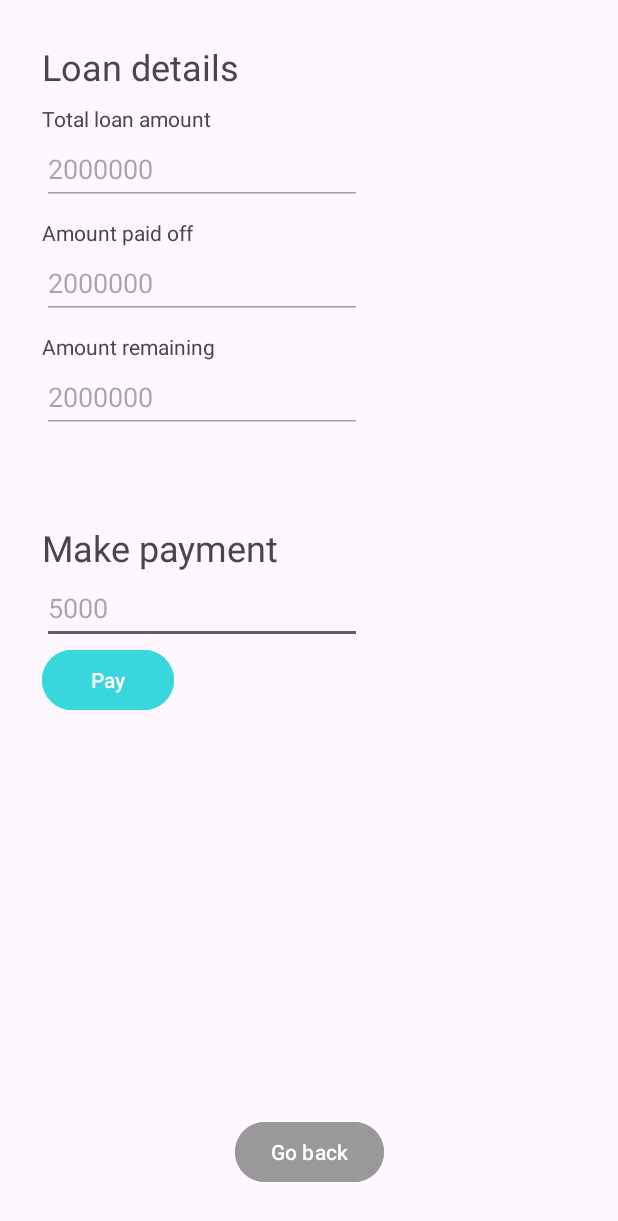
After one commit to gabrielalvmart/asodesunidos, an Android app: the LoanDetail screen opened directly, with no data from a screen before it, on a phone screen of 412 x 824 dp. The commit adds this screen. Shown: the top 1221 px of the screen. Run offline under Robolectric (Android 15) with nearby library versions, the phone set to English and light mode, and no system bars; 4 statements that could not run were skipped.

Commit message:
paying loans is done :D

```diff
--- a/app/src/main/AndroidManifest.xml
+++ b/app/src/main/AndroidManifest.xml
@@ -14,6 +14,12 @@
         tools:targetApi="31">
         <activity
             android:name=".AddAssociateActivity"
+            android:exported="false" />
+        <activity
+            android:name=".MyLoans"
+            android:exported="false" />
+        <activity
+            android:name=".LoanDetail"
             android:exported="false" />
         <activity
             android:name=".MainMenuAdmin"
--- a/app/src/main/java/com/una/models/UserModel.kt
+++ b/app/src/main/java/com/una/models/UserModel.kt
@@ -17,13 +17,9 @@ class UserModel(
     fun comparePassword(passwordAttempt: String) : Boolean {
         return passwordAttempt == password
     }
-    fun addLoan(loan: LoanModel) {
-        loans.plus(loan)
-    }
+
 
     fun calculateMaximumMonthlyPayment(): Double{
         return salary * 0.45
     }
-
-
 }
--- a/app/src/main/java/com/una/proyecto_moviles_asodesunidos/CalculateMonthlyPayment.kt
+++ b/app/src/main/java/com/una/proyecto_moviles_asodesunidos/CalculateMonthlyPayment.kt
@@ -20,6 +20,7 @@ class CalculateMonthlyPayment : AppCompatActivity() {
     private lateinit var spnLoanType : Spinner
     private lateinit var spnLoanTime : Spinner
     private lateinit var btnCalculateMonthlyPayment: Button
+    private lateinit var btnBack: Button
     private lateinit var txtLoanAmount: EditText
     private lateinit var txtMonthlyPayment: EditText
     private lateinit var txtvwMonthlyPayment: TextView
@@ -39,7 +40,7 @@ class CalculateMonthlyPayment : AppCompatActivity() {
         txtLoanAmount = findViewById(R.id.txt_loan_amount)
         txtMonthlyPayment = findViewById(R.id.txt_monthly_payment_result)
         txtvwMonthlyPayment = findViewById(R.id.txtvw_monthly_payment_result)
-
+        btnBack = findViewById(R.id.btn_calculate_monthly_payment_back)
         // Spinner logic
         loanTypeAdapter.setDropDownViewResource(android.R.layout.simple_spinner_dropdown_item)
         loanTernAdapter.setDropDownViewResource(android.R.layout.simple_spinner_dropdown_item)
@@ -52,6 +53,7 @@ class CalculateMonthlyPayment : AppCompatActivity() {
         txtMonthlyPayment.visibility = View.INVISIBLE
         txtvwMonthlyPayment.visibility = View.INVISIBLE
 
+        btnBack.setOnClickListener { finish() }
         // Calculate the monthly payment
         btnCalculateMonthlyPayment.setOnClickListener {
             val loanAmount =
--- /dev/null
+++ b/app/src/main/java/com/una/proyecto_moviles_asodesunidos/LoanDetail.kt
@@ -0,0 +1,66 @@
+package com.una.proyecto_moviles_asodesunidos
+
+import android.os.Bundle
+import android.widget.Button
+import android.widget.EditText
+import android.widget.Toast
+import androidx.activity.enableEdgeToEdge
+import androidx.appcompat.app.AppCompatActivity
+import com.una.models.LoanModel
+
+class LoanDetail :AppCompatActivity() {
+    private var loanDetail: LoanModel? = null
+    private lateinit var txtLoanAmount: EditText
+    private lateinit var txtAmountPaid: EditText
+    private lateinit var txtRemaining: EditText
+    private lateinit var txtMakePayment: EditText
+    private lateinit var btnPay: Button
+    private lateinit var btnGoBack: Button
+
+
+    override fun onCreate(savedInstanceState: Bundle?) {
+        super.onCreate(savedInstanceState)
+        enableEdgeToEdge()
+        setContentView(R.layout.my_loans_loan_detail)
+
+        val loanID = intent.getStringExtra("loanID")
+        loanDetail = SessionManager.getUser()!!.loans.filter{ true }.find{ it.loanID == loanID}
+
+        initializeVars()
+
+        txtLoanAmount.setText(loanDetail!!.amount.toString())
+        txtAmountPaid.setText(loanDetail!!.amountPaid.toString())
+        txtRemaining.setText((loanDetail!!.amount - loanDetail!!.amountPaid).toString())
+
+        btnGoBack.setOnClickListener { finish() }
+
+        btnPay.setOnClickListener {
+            makePayment()
+        }
+
+    }
+
+    private fun initializeVars(){
+        txtLoanAmount = findViewById(R.id.txt_loan_details_total_amount)
+        txtAmountPaid = findViewById(R.id.txt_loan_details_amount_paid)
+        txtRemaining = findViewById(R.id.txt_loan_details_amount_remaining)
+        txtMakePayment = findViewById(R.id.txt_loan_make_payment)
+        btnPay = findViewById(R.id.btn_loan_details_pay)
+        btnGoBack = findViewById(R.id.btn_loan_detail_back)
+    }
+
+
+    private fun makePayment(){
+        val tempLoan = loanDetail
+        val currentPaymentAmount = txtMakePayment.text.toString().toInt()
+        tempLoan!!.amountPaid = (tempLoan.amountPaid + currentPaymentAmount )
+        AsodesunidosDB.addLoanToAssociate(SessionManager.getUser()!!.id,tempLoan) { success, _ ->
+            if(success) {
+                Toast.makeText(this, "Payment added successfully", Toast.LENGTH_SHORT).show()
+                SessionManager.updateUser()
+                finish()
+            }
+            else Toast.makeText(this, "Loan wasn't paid", Toast.LENGTH_SHORT).show()
+        }
+    }
+}
--- a/app/src/main/java/com/una/proyecto_moviles_asodesunidos/MainActivity.kt
+++ b/app/src/main/java/com/una/proyecto_moviles_asodesunidos/MainActivity.kt
@@ -29,8 +29,11 @@ class MainActivity : AppCompatActivity() {
 
 
         btn_login.setOnClickListener{
-            if (loginUser())
+            if (loginUser()) {
+                txt_user.setText("")
+                txt_password.setText("")
                 Toast.makeText(this, "Logged In!", Toast.LENGTH_SHORT).show()
+            }
             else {
                 Toast.makeText(this, "Incorrect credentials", Toast.LENGTH_SHORT).show()
                 txt_user.setText("")
@@ -46,6 +49,7 @@ class MainActivity : AppCompatActivity() {
         val tempUser = AsodesunidosDB.attemptLogin(txt_user.text.toString(), txt_password.text.toString())
         return if (tempUser != null) {
             sessionManager.saveLogin(tempUser.id, generateSessionId())
+            sessionManager.setUser(tempUser)
             when (tempUser.type) {
                 "associate" -> { startActivity(Intent(this, MainMenuCustomer::class.java )) }
                 "admin" -> { startActivity(Intent(this, MainMenuAdmin::class.java )) }
--- a/app/src/main/java/com/una/proyecto_moviles_asodesunidos/MainMenuAdmin.kt
+++ b/app/src/main/java/com/una/proyecto_moviles_asodesunidos/MainMenuAdmin.kt
@@ -21,7 +21,8 @@ class MainMenuAdmin : AppCompatActivity() {
 
         btnNewAssociate = findViewById(R.id.btn_new_associate)
         btnLogout.setOnClickListener{
-
+            SessionManager.clearSession()
+            finish()
         }
 
         btnNewAssociate.setOnClickListener{
--- a/app/src/main/res/layout/manage_savings.xml
+++ b/app/src/main/res/layout/manage_savings.xml
@@ -29,7 +29,7 @@
 
         <LinearLayout
             android:layout_width="match_parent"
-            android:layout_height="22sp"
+            android:layout_height="25sp"
             android:orientation="horizontal">
 
             <TextView
--- a/app/src/main/res/layout/my_loans_data_row.xml
+++ /dev/null
@@ -1,6 +0,0 @@
-<?xml version="1.0" encoding="utf-8"?>
-<androidx.constraintlayout.widget.ConstraintLayout xmlns:android="http://schemas.android.com/apk/res/android"
-             android:layout_width="match_parent"
-             android:layout_height="match_parent">
-
-</androidx.constraintlayout.widget.ConstraintLayout>
--- /dev/null
+++ b/app/src/main/res/layout/my_loans_loan_detail.xml
@@ -0,0 +1,130 @@
+<?xml version="1.0" encoding="utf-8"?>
+<androidx.constraintlayout.widget.ConstraintLayout xmlns:android="http://schemas.android.com/apk/res/android"
+    xmlns:app="http://schemas.android.com/apk/res-auto"
+    xmlns:tools="http://schemas.android.com/tools"
+    android:layout_width="match_parent"
+    android:layout_height="match_parent">
+
+
+    <Button
+        android:id="@+id/btn_loan_detail_back"
+        android:layout_width="wrap_content"
+        android:layout_height="wrap_content"
+        android:layout_marginBottom="32dp"
+        android:backgroundTint="#999999"
+        android:text="@string/go_back"
+        android:textColor="#FFFFFF"
+        app:layout_constraintBottom_toBottomOf="parent"
+        app:layout_constraintEnd_toEndOf="parent"
+        app:layout_constraintStart_toStartOf="parent" />
+
+    <Button
+        android:id="@+id/btn_loan_details_pay"
+        android:layout_width="wrap_content"
+        android:layout_height="wrap_content"
+        android:backgroundTint="@color/accent_cyan"
+        android:text="Pay"
+        app:layout_constraintStart_toStartOf="@+id/txt_loan_make_payment"
+        app:layout_constraintTop_toBottomOf="@+id/txt_loan_make_payment" />
+
+    <TextView
+    android:id="@+id/textViewLoanDetails"
+    android:layout_width="wrap_content"
+    android:layout_height="wrap_content"
+    android:layout_marginStart="28dp"
+    android:layout_marginTop="28dp"
+    android:text="Loan details"
+    android:textSize="24sp"
+    app:layout_constraintStart_toStartOf="parent"
+    app:layout_constraintTop_toTopOf="parent" />
+
+    <TextView
+        android:id="@+id/txvw_make_payment"
+        android:layout_width="wrap_content"
+        android:layout_height="wrap_content"
+        android:layout_marginTop="60dp"
+        android:text="Make payment"
+        android:textSize="24sp"
+        app:layout_constraintStart_toStartOf="@+id/txt_loan_details_amount_remaining"
+        app:layout_constraintTop_toBottomOf="@+id/txt_loan_details_amount_remaining" />
+
+    <TextView
+        android:id="@+id/textView17"
+        android:layout_width="wrap_content"
+        android:layout_height="wrap_content"
+        android:text="Total loan amount"
+        app:layout_constraintBottom_toTopOf="@+id/txt_loan_details_total_amount"
+        app:layout_constraintStart_toStartOf="@+id/txt_loan_details_total_amount" />
+
+    <EditText
+        android:id="@+id/txt_loan_details_total_amount"
+        android:layout_width="wrap_content"
+        android:layout_height="wrap_content"
+        android:layout_marginTop="28dp"
+        android:autofillHints=""
+        android:ems="10"
+        android:enabled="false"
+        android:hint="@string/_2000000"
+        android:inputType="number"
+        android:minHeight="48dp"
+        app:layout_constraintStart_toStartOf="@+id/textViewLoanDetails"
+        app:layout_constraintTop_toBottomOf="@+id/textViewLoanDetails" />
+
+    <TextView
+        android:id="@+id/textView18"
+        android:layout_width="wrap_content"
+        android:layout_height="wrap_content"
+        android:text="Amount paid off"
+        app:layout_constraintBottom_toTopOf="@+id/txt_loan_details_amount_paid"
+        app:layout_constraintStart_toStartOf="@+id/txt_loan_details_amount_paid" />
+
+    <EditText
+        android:id="@+id/txt_loan_details_amount_paid"
+        android:layout_width="wrap_content"
+        android:layout_height="wrap_content"
+        android:layout_marginTop="28dp"
+        android:autofillHints=""
+        android:ems="10"
+        android:enabled="false"
+        android:hint="@string/_2000000"
+        android:inputType="number"
+        android:minHeight="48dp"
+        app:layout_constraintStart_toStartOf="@+id/textViewLoanDetails"
+        app:layout_constraintTop_toBottomOf="@+id/txt_loan_details_total_amount" />
+
+    <TextView
+        android:id="@+id/textView19"
+        android:layout_width="wrap_content"
+        android:layout_height="wrap_content"
+        android:text="Amount remaining"
+        app:layout_constraintBottom_toTopOf="@+id/txt_loan_details_amount_remaining"
+        app:layout_constraintStart_toStartOf="@+id/txt_loan_details_amount_remaining" />
+
+    <EditText
+        android:id="@+id/txt_loan_make_payment"
+        android:layout_width="wrap_content"
+        android:layout_height="wrap_content"
+        android:autofillHints=""
+        android:ems="10"
+        android:hint="5000"
+        android:inputType="number"
+        android:minHeight="48dp"
+        app:layout_constraintStart_toStartOf="@+id/txvw_make_payment"
+        app:layout_constraintTop_toBottomOf="@+id/txvw_make_payment" />
+
+    <EditText
+        android:id="@+id/txt_loan_details_amount_remaining"
+        android:layout_width="wrap_content"
+        android:layout_height="wrap_content"
+        android:layout_marginTop="28dp"
+        android:autofillHints=""
+        android:ems="10"
+        android:enabled="false"
+        android:hint="@string/_2000000"
+        android:inputType="number"
+        android:minHeight="48dp"
+        app:layout_constraintStart_toStartOf="@+id/txt_loan_details_amount_paid"
+        app:layout_constraintTop_toBottomOf="@+id/txt_loan_details_amount_paid" />
+
+
+</androidx.constraintlayout.widget.ConstraintLayout>
--- a/app/src/main/res/layout/popup_loan_details.xml
+++ /dev/null
@@ -1,6 +0,0 @@
-<?xml version="1.0" encoding="utf-8"?>
-<androidx.constraintlayout.widget.ConstraintLayout xmlns:android="http://schemas.android.com/apk/res/android"
-             android:layout_width="match_parent"
-             android:layout_height="match_parent">
-
-</androidx.constraintlayout.widget.ConstraintLayout>
```
Also changed, not shown: app/src/main/java/com/una/models/LoanModel.kt (+12 -6 lines), app/src/main/java/com/una/proyecto_moviles_asodesunidos/AsodesunidosDB.kt (+6 -24 lines), app/src/main/java/com/una/proyecto_moviles_asodesunidos/AssignLoan.kt (+9 -3 lines), app/src/main/java/com/una/proyecto_moviles_asodesunidos/MainMenuCustomer.kt (+10 -2 lines), app/src/main/java/com/una/proyecto_moviles_asodesunidos/MyLoans.kt (+50 -1 lines), app/src/main/java/com/una/proyecto_moviles_asodesunidos/SessionManager.kt (+18 -2 lines), app/src/main/res/layout/calculate_monthly_payment.xml (+12 -0 lines), app/src/main/res/layout/my_loans.xml (+78 -0 lines), app/src/main/res/layout/my_loans_table_row.xml (added, +30 -0 lines).
